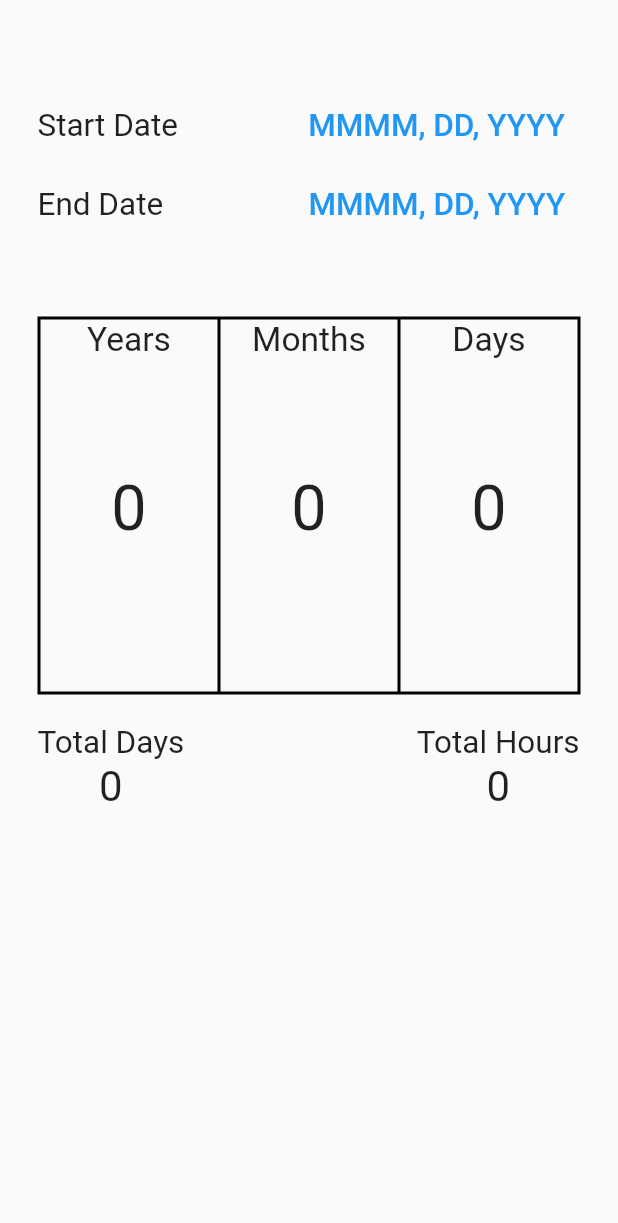
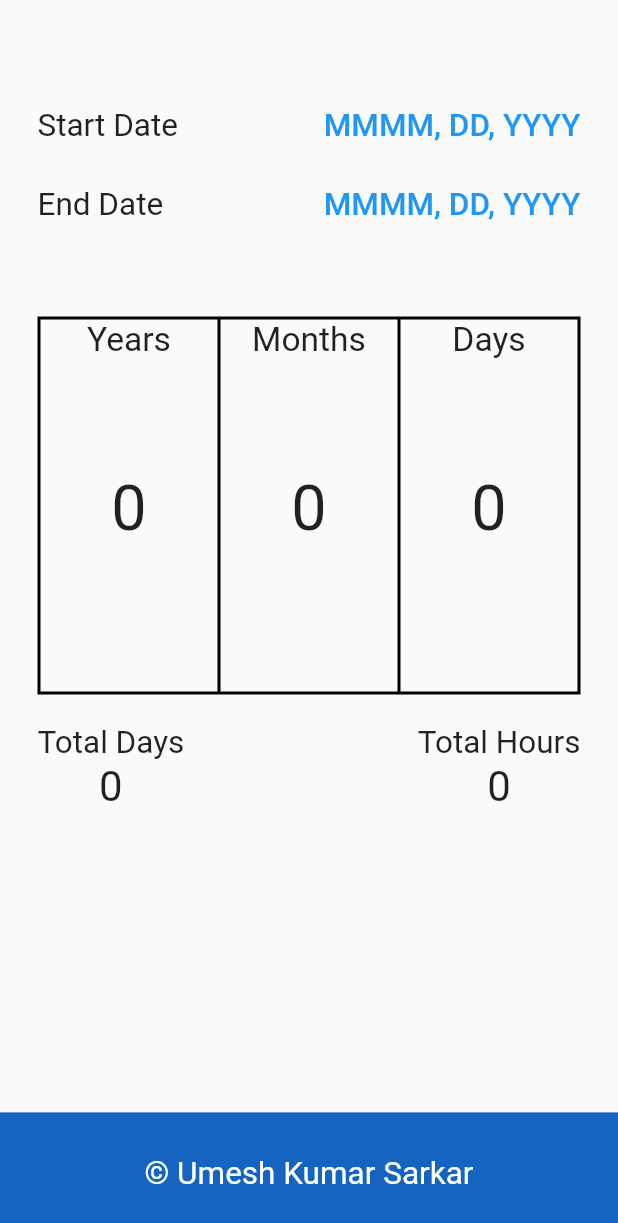
Before and after one commit to horizon-afk/Chronos, a Flutter app: the screen it shows after launch, on a phone screen of 412 x 824 dp. Shown: the top 1223 px of the screen. Run offline on Flutter 3.47's test engine with Material 2 defaults, Android fonts, the phone set to English and light mode, and no system bars; our stand-ins replace flutter_datetime_picker.

Commit message:
Added credits and optimized padding and alignment.

```diff
--- a/lib/main.dart
+++ b/lib/main.dart
@@ -43,10 +43,10 @@ class _ResultsYearsState extends State<ResultsYears> {
 
   Widget startDateInput() {
     return Container(
-        margin: EdgeInsets.fromLTRB(25, 60, 10, 0),
-        child: Row(children: [
+        margin: EdgeInsets.fromLTRB(25, 60, 17, 0),
+        child:
+            Row(mainAxisAlignment: MainAxisAlignment.spaceBetween, children: [
           Container(
-              margin: EdgeInsets.only(right: 50),
               child: Text(
             "Start Date",
             textScaleFactor: 1.5,
@@ -57,10 +57,10 @@ class _ResultsYearsState extends State<ResultsYears> {
 
   Widget endDateInput() {
     return Container(
-        margin: EdgeInsets.fromLTRB(25, 5, 10, 0),
-        child: Row(children: [
+        margin: EdgeInsets.fromLTRB(25, 5, 17, 0),
+        child:
+            Row(mainAxisAlignment: MainAxisAlignment.spaceBetween, children: [
           Container(
-              margin: EdgeInsets.only(right: 60),
               child: Text(
             "End Date",
             textScaleFactor: 1.5,
@@ -71,9 +71,8 @@ class _ResultsYearsState extends State<ResultsYears> {
 
   Widget inputField() {
     return Container(
-      margin: EdgeInsets.fromLTRB(0, 100, 0, 0),
+      margin: EdgeInsets.only(top: 100),
       child: Column(
-        crossAxisAlignment: CrossAxisAlignment.stretch,
         children: [startDateInput(), endDateInput()],
       ),
     );
@@ -146,12 +145,7 @@ class _ResultsYearsState extends State<ResultsYears> {
     return Container(
         child: Column(
       children: [
-        Container(
-            child: Text(
-          "Total Days",
-          textScaleFactor: 1.5,
-          textAlign: TextAlign.left,
-        )),
+        Container(child: Text("Total Days", textScaleFactor: 1.5)),
         Container(
           child: Text("$total_days", textScaleFactor: 2),
         )
@@ -161,14 +155,12 @@ class _ResultsYearsState extends State<ResultsYears> {
 
   Widget totalHours() {
     return Container(
-        margin: EdgeInsets.only(left: 155),
         child: Column(
       children: [
         Container(
             child: Text(
           "Total Hours",
           textScaleFactor: 1.5,
-              textAlign: TextAlign.right,
         )),
         Container(
           child: Text(
@@ -182,8 +174,9 @@ class _ResultsYearsState extends State<ResultsYears> {
 
   Widget totalValues() {
     return Container(
-      margin: EdgeInsets.only(left: 25, top: 10),
+      margin: EdgeInsets.only(left: 25, top: 10, right: 25),
       child: Row(
+        mainAxisAlignment: MainAxisAlignment.spaceBetween,
         children: [totalDays(), totalHours()],
       ),
     );
@@ -271,29 +264,27 @@ class _ResultsYearsState extends State<ResultsYears> {
   }
 
   Widget startPicker() {
-    return TextButton(
+    return Container(
+        child: TextButton(
             onPressed: startDatePicker,
             child: Container(
-            width: 200,
                 child: Text(
               '$startDateLabel',
               style: TextStyle(color: Colors.blue),
               textScaleFactor: 1.5,
-              textAlign: TextAlign.right,
-            )));
+            ))));
   }
 
   Widget endPicker() {
-    return TextButton(
+    return Container(
+        child: TextButton(
             onPressed: endDatePicker,
             child: Container(
-            width: 200,
                 child: Text(
               '$endDateLabel',
               style: TextStyle(color: Colors.blue),
               textScaleFactor: 1.5,
-              textAlign: TextAlign.right,
-            )));
+            ))));
   }
 
   Widget resultContainer() {
@@ -306,14 +297,39 @@ class _ResultsYearsState extends State<ResultsYears> {
     );
   }
 
-  @override
-  Widget build(BuildContext context) {
+  Widget app() {
     return Container(
         child: Column(children: [
       startDateInput(),
       endDateInput(),
       resultContainer(),
-      totalValues()
+      totalValues(),
     ]));
   }
+
+  Widget credits() {
+    final screenSize = MediaQuery.of(context).size;
+    final width = screenSize.width;
+    final height = screenSize.height;
+    return Container(
+        height: height / 10,
+        width: width,
+        color: Colors.blue[800],
+        child: Center(child:Text(
+          "© Umesh Kumar Sarkar",
+          textScaleFactor: 1.5,
+
+          style: TextStyle(
+            color: Colors.white,
+          ),
+        )));
   }
+
+  @override
+  Widget build(BuildContext context) {
+    return Container(
+        child: Column(
+            mainAxisAlignment: MainAxisAlignment.spaceBetween,
+            children: [app(), credits()]));
+  }
+}
```
Lines whose indentation alone changed are shown as unchanged.
